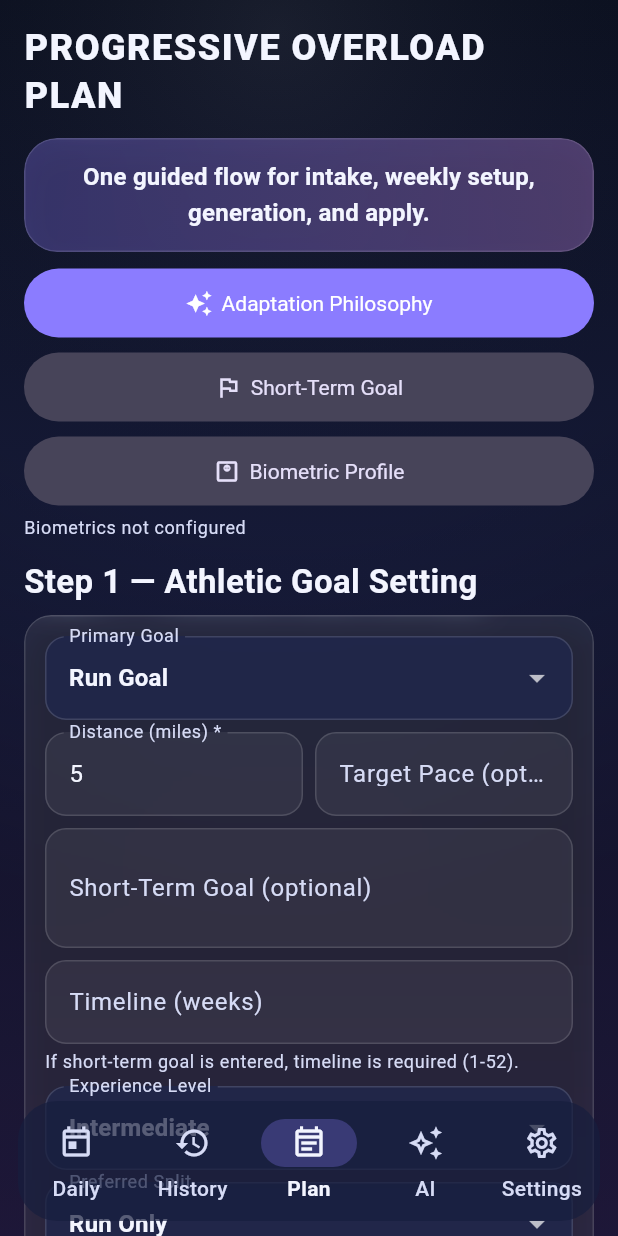
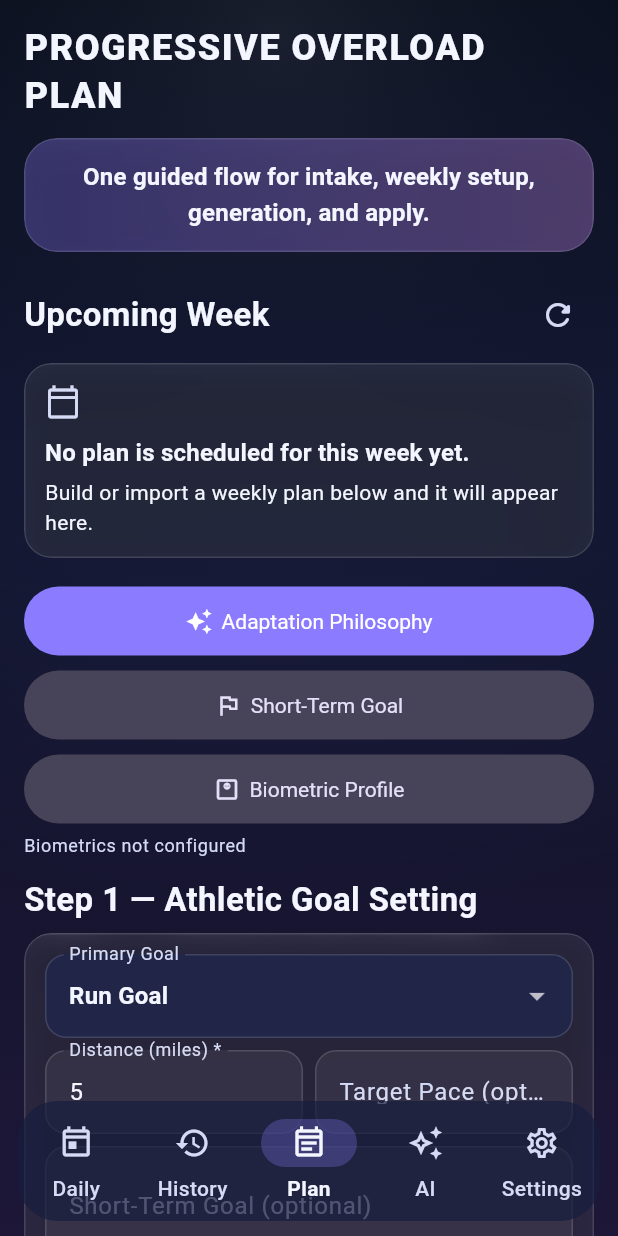
Before and after one commit to rwamoroso/adaptive-athlete, a Flutter app: the HomeShell screen opened by its route, item 3 of the bottom bar chosen, on a phone screen of 412 x 824 dp. Run offline on Flutter 3.47's test engine with Material 3 defaults, Android fonts, the phone set to English and light mode, and no system bars; our stand-ins replace app_links, csv, drift, drift_flutter, file_picker, flutter_riverpod and 6 more; missing offline and left inert: excel, spreadsheet_decoder; accounts and stored records are empty; generated files the repository leaves out were written again; statements that could not run were skipped.

Commit message:
Fix upcoming week plan display

```diff
--- a/lib/features/plan/plan_screen.dart
+++ b/lib/features/plan/plan_screen.dart
@@ -693,7 +693,6 @@ class _PlanScreenState extends ConsumerState<PlanScreen> {
     });
   }
 
-  // ignore: unused_element
   Widget _buildSchedulePreviewCard(BuildContext context) {
     return GlassCard(
       child: FutureBuilder<List<_PlanSchedulePreviewDay>>(
@@ -713,9 +712,24 @@ class _PlanScreenState extends ConsumerState<PlanScreen> {
           }
           final days = snapshot.data ?? const <_PlanSchedulePreviewDay>[];
           if (days.isEmpty) {
-            return Text(
-              'No active weekly plan found for the selected start date.',
-              style: Theme.of(context).textTheme.bodyMedium,
+            return Column(
+              crossAxisAlignment: CrossAxisAlignment.start,
+              children: [
+                Icon(
+                  Icons.calendar_today_outlined,
+                  color: Theme.of(context).colorScheme.onSurfaceVariant,
+                ),
+                const SizedBox(height: 10),
+                Text(
+                  'No plan is scheduled for this week yet.',
+                  style: Theme.of(context).textTheme.titleMedium,
+                ),
+                const SizedBox(height: 4),
+                Text(
+                  'Build or import a weekly plan below and it will appear here.',
+                  style: Theme.of(context).textTheme.bodyMedium,
+                ),
+              ],
             );
           }
           return Column(
@@ -1908,7 +1922,20 @@ class _PlanScreenState extends ConsumerState<PlanScreen> {
           text:
               'One guided flow for intake, weekly setup, generation, and apply.',
         ),
-        const SizedBox(height: 10),
+        const SizedBox(height: 18),
+        Row(
+          children: [
+            const Expanded(child: SectionHeader(text: 'Upcoming Week')),
+            IconButton(
+              tooltip: 'Refresh upcoming week',
+              onPressed: _refreshSchedulePreview,
+              icon: const Icon(Icons.refresh_rounded),
+            ),
+          ],
+        ),
+        const SizedBox(height: 8),
+        _buildSchedulePreviewCard(context),
+        const SizedBox(height: 18),
         SizedBox(
           width: double.infinity,
           child: PrimaryPillButton(
```
Also changed, not shown: 1 other file.
